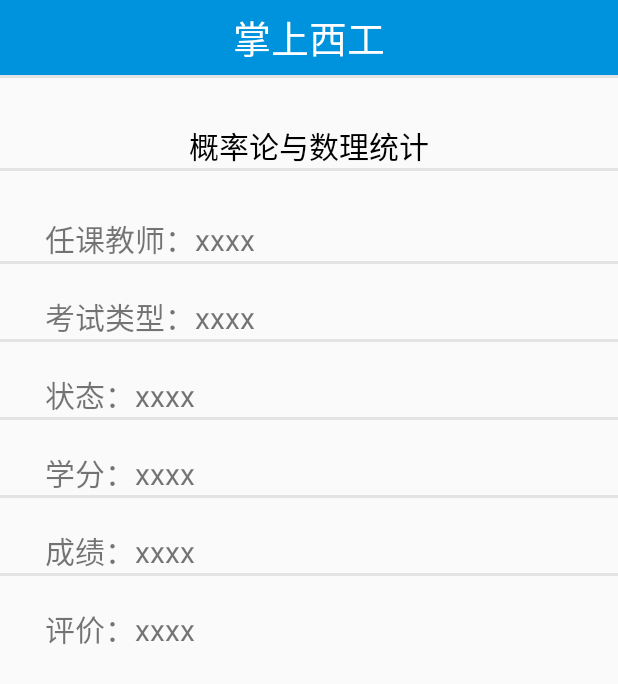
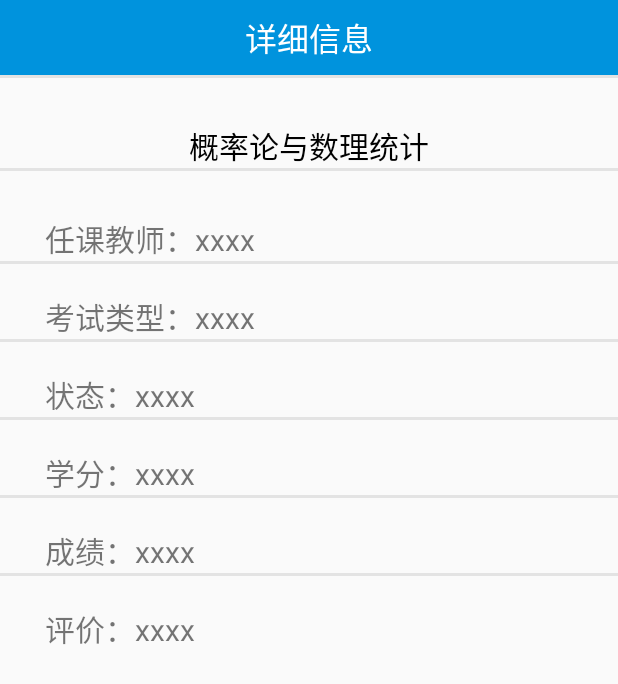
Before and after one commit to feimenggo/XatuSchoolApp, an Android app: the SingleCourseActivity screen opened directly, with no data from a screen before it, on a phone screen of 412 x 824 dp. Shown: the top 684 px of the screen. Run offline under Robolectric (Android 15) with nearby library versions, the phone set to English and light mode, and no system bars; 8 statements that could not run were skipped.

Commit message:
1.稍微调整学习界面。2.去掉学习界面ScrollVIew阴影。

```diff
--- a/src/main/res/layout/single_course.xml
+++ b/src/main/res/layout/single_course.xml
@@ -2,10 +2,10 @@
 <LinearLayout xmlns:android="http://schemas.android.com/apk/res/android"
     android:layout_width="match_parent"
     android:layout_height="match_parent"
+    android:divider="@drawable/divider"
     android:orientation="vertical"
-    android:divider="@drawable/divider"
-    android:showDividers="middle"
-    >
+    android:showDividers="middle">
+
     <RelativeLayout
         android:layout_width="match_parent"
         android:layout_height="50dp"
@@ -15,150 +15,156 @@
             android:layout_width="wrap_content"
             android:layout_height="wrap_content"
             android:layout_centerInParent="true"
-            android:text="掌上西工"
+            android:text="详细信息"
             android:textColor="#ffffff"
-            android:textSize="25sp" />
+            android:textSize="21sp" />
     </RelativeLayout>
+
     <TextView
         android:id="@+id/course_name"
         android:layout_width="match_parent"
         android:layout_height="wrap_content"
         android:layout_marginTop="30dp"
-        android:textSize="20sp"
+        android:gravity="center"
+        android:text="概率论与数理统计"
         android:textColor="#000000"
-        android:text="概率论与数理统计"
-        android:gravity="center"
-        />
+        android:textSize="20sp" />
+
     <LinearLayout
         android:layout_width="match_parent"
         android:layout_height="wrap_content"
+        android:layout_marginTop="30dp"
         android:orientation="horizontal"
-        android:layout_marginTop="30dp"
 
         >
+
         <TextView
             android:layout_width="wrap_content"
             android:layout_height="wrap_content"
+            android:layout_marginLeft="30dp"
             android:text="任课教师："
-            android:layout_marginLeft="30dp"
-            android:textSize="20sp"
-            />
+            android:textSize="20sp" />
+
         <TextView
             android:id="@+id/course_teacher"
             android:layout_width="match_parent"
             android:layout_height="wrap_content"
             android:text="xxxx"
-            android:textSize="20sp"
-            />
-        </LinearLayout>
+            android:textSize="20sp" />
+    </LinearLayout>
+
     <LinearLayout
         android:layout_width="match_parent"
         android:layout_height="wrap_content"
+        android:layout_marginTop="20dp"
         android:orientation="horizontal"
-        android:layout_marginTop="20dp"
 
         >
+
         <TextView
             android:layout_width="wrap_content"
             android:layout_height="wrap_content"
+            android:layout_marginLeft="30dp"
             android:text="考试类型："
-            android:layout_marginLeft="30dp"
-            android:textSize="20sp"
-            />
+            android:textSize="20sp" />
+
         <TextView
             android:id="@+id/course_type"
             android:layout_width="match_parent"
             android:layout_height="wrap_content"
             android:text="xxxx"
-            android:textSize="20sp"
-            />
+            android:textSize="20sp" />
     </LinearLayout>
+
     <LinearLayout
         android:layout_width="match_parent"
         android:layout_height="wrap_content"
+        android:layout_marginTop="20dp"
         android:orientation="horizontal"
-        android:layout_marginTop="20dp"
 
         >
+
         <TextView
             android:layout_width="wrap_content"
             android:layout_height="wrap_content"
+            android:layout_marginLeft="30dp"
             android:text="状态："
-            android:layout_marginLeft="30dp"
-            android:textSize="20sp"
-            />
+            android:textSize="20sp" />
+
         <TextView
             android:id="@+id/course_status"
             android:layout_width="match_parent"
             android:layout_height="wrap_content"
             android:text="xxxx"
-            android:textSize="20sp"
-            />
+            android:textSize="20sp" />
     </LinearLayout>
+
     <LinearLayout
         android:layout_width="match_parent"
         android:layout_height="wrap_content"
+        android:layout_marginTop="20dp"
         android:orientation="horizontal"
-        android:layout_marginTop="20dp"
 
         >
+
         <TextView
             android:layout_width="wrap_content"
             android:layout_height="wrap_content"
+            android:layout_marginLeft="30dp"
             android:text="学分："
-            android:layout_marginLeft="30dp"
-            android:textSize="20sp"
-            />
+            android:textSize="20sp" />
+
         <TextView
             android:id="@+id/course_xuefen"
             android:layout_width="match_parent"
             android:layout_height="wrap_content"
             android:text="xxxx"
-            android:textSize="20sp"
-            />
+            android:textSize="20sp" />
     </LinearLayout>
+
     <LinearLayout
         android:layout_width="match_parent"
         android:layout_height="wrap_content"
+        android:layout_marginTop="20dp"
         android:orientation="horizontal"
-        android:layout_marginTop="20dp"
 
         >
+
         <TextView
             android:layout_width="wrap_content"
             android:layout_height="wrap_content"
+            android:layout_marginLeft="30dp"
             android:text="成绩："
-            android:layout_marginLeft="30dp"
-            android:textSize="20sp"
-            />
+            android:textSize="20sp" />
+
         <TextView
             android:id="@+id/course_chengji"
             android:layout_width="match_parent"
             android:layout_height="wrap_content"
             android:text="xxxx"
-            android:textSize="20sp"
-            />
+            android:textSize="20sp" />
     </LinearLayout>
+
     <LinearLayout
         android:layout_width="match_parent"
         android:layout_height="wrap_content"
+        android:layout_marginTop="20dp"
         android:orientation="horizontal"
-        android:layout_marginTop="20dp"
 
         >
+
         <TextView
             android:layout_width="wrap_content"
             android:layout_height="wrap_content"
+            android:layout_marginLeft="30dp"
             android:text="评价："
-            android:layout_marginLeft="30dp"
-            android:textSize="20sp"
-            />
+            android:textSize="20sp" />
+
         <TextView
             android:id="@+id/course_pingjia"
             android:layout_width="match_parent"
             android:layout_height="wrap_content"
             android:text="xxxx"
-            android:textSize="20sp"
-            />
+            android:textSize="20sp" />
     </LinearLayout>
 </LinearLayout>
```
Also changed, not shown: src/main/res/drawable/text_bg.xml (+5 -3 lines), src/main/res/layout/studylayout.xml (+24 -25 lines).
